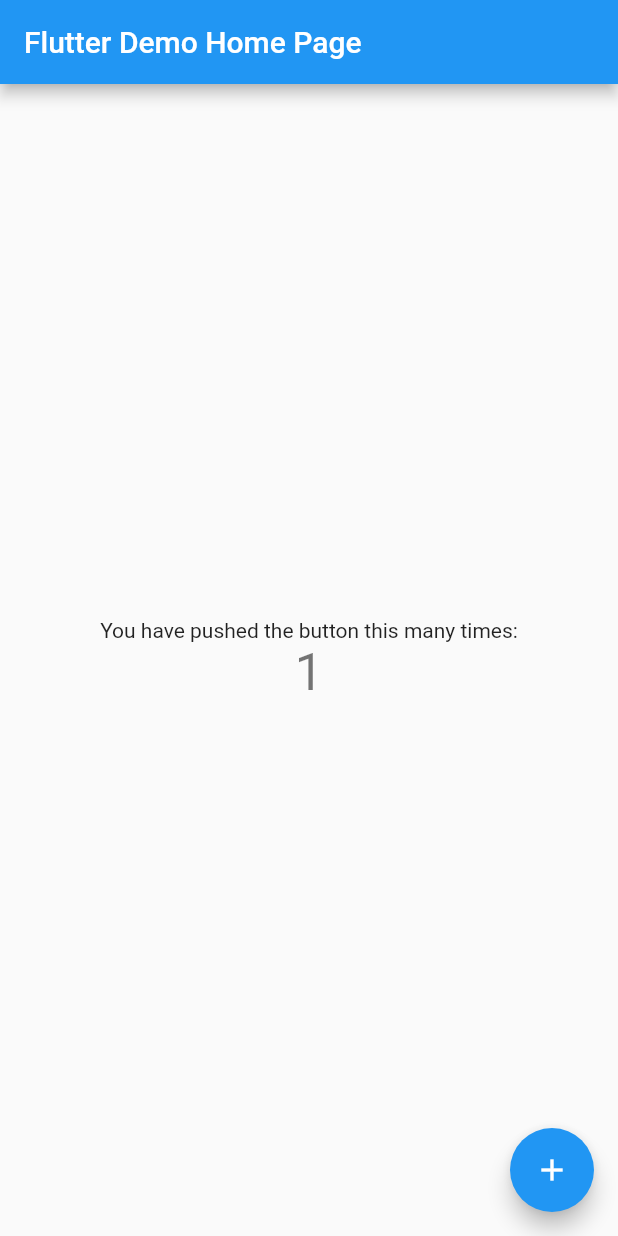
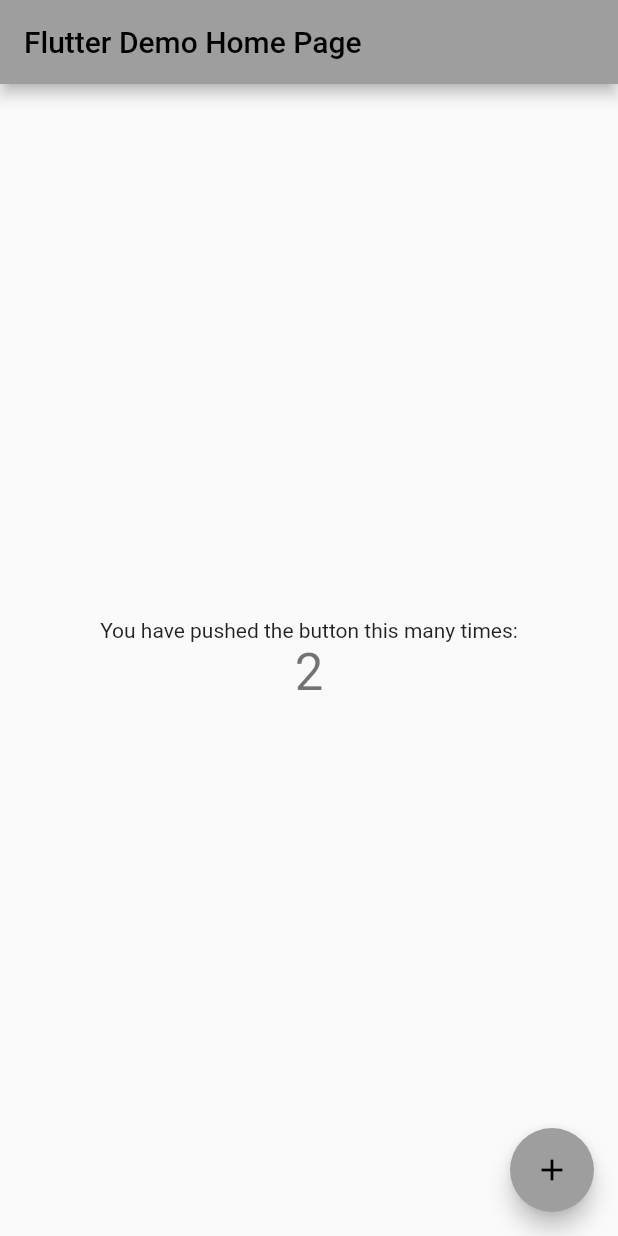
Before and after one commit to Dihfahsih1/flutter_fundamentals, a Flutter app: the screen it shows after launch, after a tap on the "add" icon, on a phone screen of 412 x 824 dp. Run offline on Flutter 3.47's test engine with Material 2 defaults, Android fonts, the phone set to English and light mode, and no system bars.

Commit message:
increment by 2 and change the default widget color

```diff
--- a/lib/main.dart
+++ b/lib/main.dart
@@ -22,7 +22,7 @@ class MyApp extends StatelessWidget {
         // or simply save your changes to "hot reload" in a Flutter IDE).
         // Notice that the counter didn't reset back to zero; the application
         // is not restarted.
-        primarySwatch: Colors.blue,
+        primarySwatch: Colors.grey,
       ),
       home: const MyHomePage(title: 'Flutter Demo Home Page'),
     );
@@ -57,7 +57,7 @@ class _MyHomePageState extends State<MyHomePage> {
       // so that the display can reflect the updated values. If we changed
       // _counter without calling setState(), then the build method would not be
       // called again, and so nothing would appear to happen.
-      _counter++;
+      _counter += 2;
     });
   }
 
```
